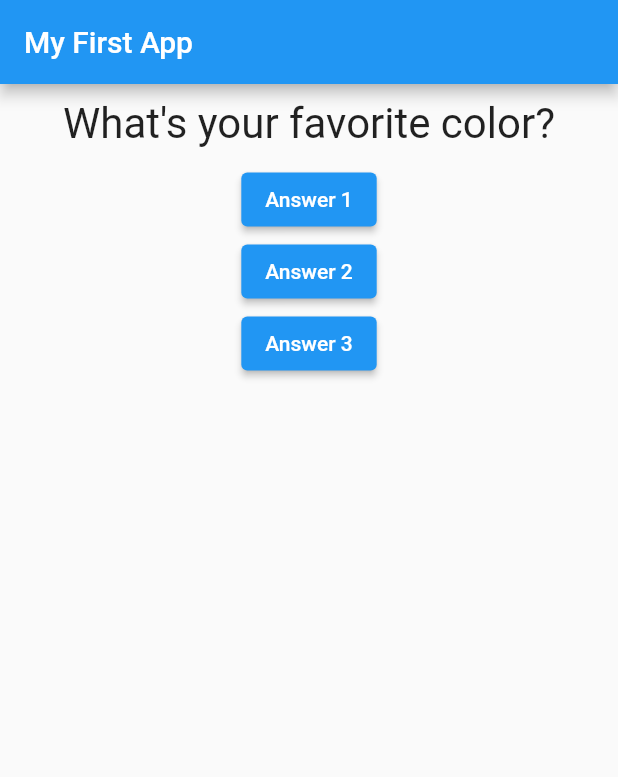
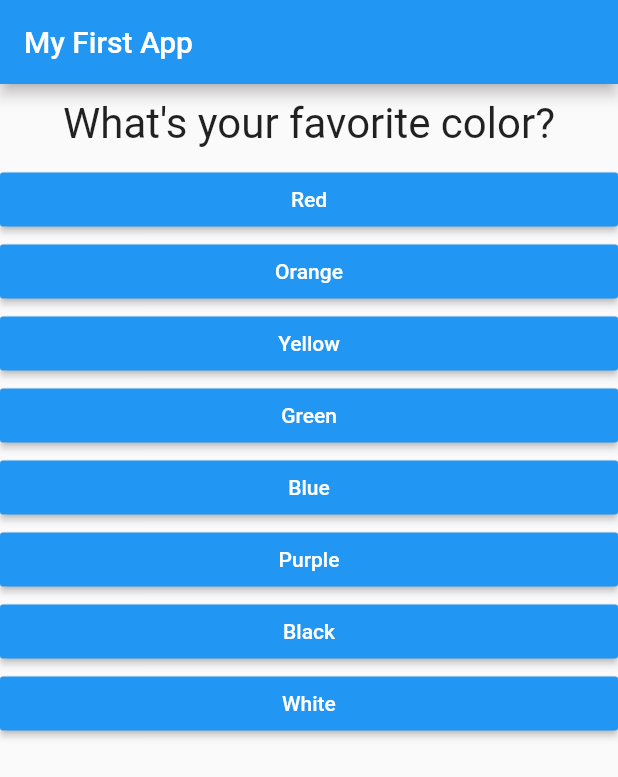
Before and after one commit to Johnsensei/crash_course, a Flutter app: the screen it shows after launch, on a phone screen of 412 x 824 dp. Shown: the top 777 px of the screen. Run offline on Flutter 3.47's test engine with Material 2 defaults, Android fonts, the phone set to English and light mode, and no system bars.

Commit message:
Adds dynamic questions and answers

```diff
--- /dev/null
+++ b/lib/answer.dart
@@ -0,0 +1,20 @@
+import 'package:flutter/material.dart';
+
+class Answer extends StatelessWidget {
+  final VoidCallback selectHandler;
+  final String answerText;
+
+  Answer(this.selectHandler, String this.answerText);
+
+  @override
+  Widget build(BuildContext context) {
+    return Container(
+        width: double.infinity,
+        child: RaisedButton(
+          color: Color(0xFF2196F3),
+          textColor: Colors.white,
+          child: Text(answerText),
+          onPressed: selectHandler,
+        ));
+  }
+}
--- a/lib/main.dart
+++ b/lib/main.dart
@@ -1,6 +1,7 @@
 import 'package:flutter/material.dart';
 
 import './question.dart';
+import './answer.dart';
 
 void main() {
   runApp(MyApp());
@@ -26,8 +27,23 @@
   @override
   Widget build(BuildContext context) {
     var questions = [
-      'What\'s your favorite color?',
-      'What\'s your favorite animal?'
+      {
+        'questionText': 'What\'s your favorite color?',
+        'answers': [
+          'Red',
+          'Orange',
+          'Yellow',
+          'Green',
+          'Blue',
+          'Purple',
+          'Black',
+          'White'
+        ],
+      },
+      {
+        'questionText': 'What\'s your favorite animal?',
+        'answers': ['Dog', 'Cat', 'Elephant', 'Bear'],
+      },
     ];
     return MaterialApp(
       home: Scaffold(
@@ -36,10 +52,13 @@
         ),
         body: Column(
           children: [
-            Question(questions[_questionIndex]),
-            ElevatedButton(onPressed: _answerQuestion, child: Text('Answer 1')),
-            ElevatedButton(onPressed: _answerQuestion, child: Text('Answer 2')),
-            ElevatedButton(onPressed: _answerQuestion, child: Text('Answer 3')),
+            Question(
+              questions[_questionIndex]['questionText']?.toString() ?? '',
+            ),
+            ...(questions[_questionIndex]['answers'] as List<String>)
+                .map((answer) {
+              return Answer(_answerQuestion, answer);
+            }).toList()
           ],
         ),
       ),
```
